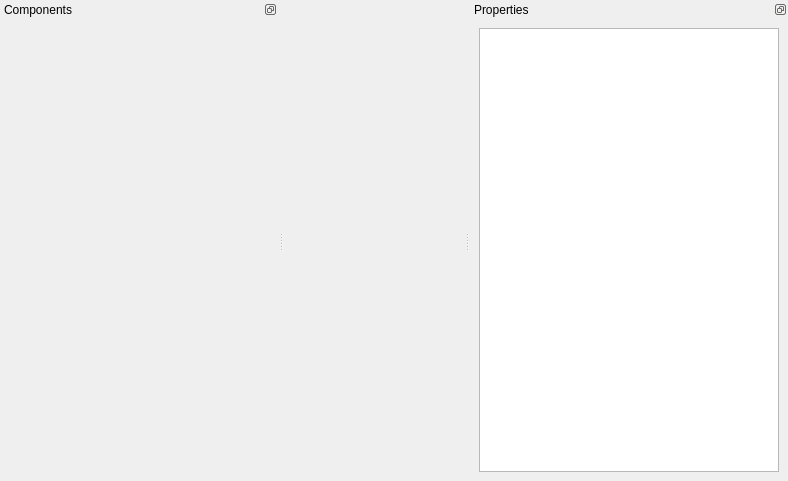
Qt form src/window/ui/editor.ui (aibolem/TeleScore) before a commit.
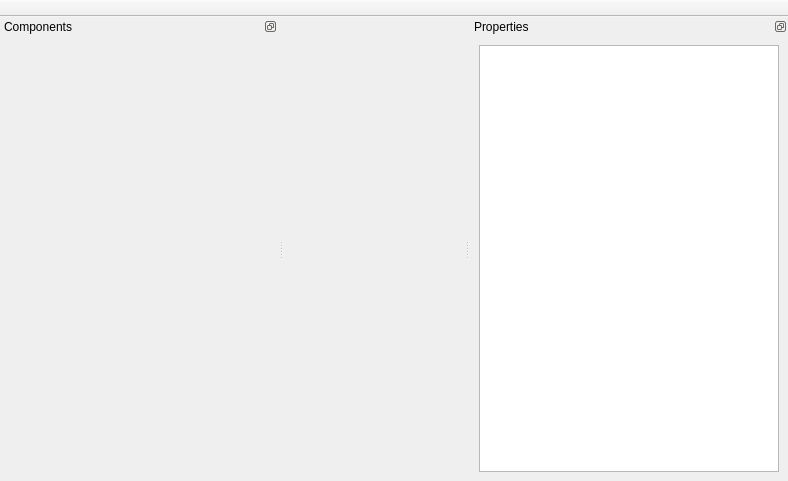
The same form after that commit.

Patch:
```diff
--- a/src/window/ui/editor.ui
+++ b/src/window/ui/editor.ui
@@ -38,7 +38,7 @@
    <property name="minimumSize">
     <size>
      <width>278</width>
-     <height>42</height>
+     <height>52</height>
     </size>
    </property>
    <property name="styleSheet">
@@ -61,7 +61,7 @@
    <property name="minimumSize">
     <size>
      <width>318</width>
-     <height>113</height>
+     <height>139</height>
     </size>
    </property>
    <property name="styleSheet">
@@ -97,6 +97,23 @@
     </layout>
    </widget>
   </widget>
+  <widget class="QToolBar" name="toolBar">
+   <property name="windowTitle">
+    <string>toolBar</string>
+   </property>
+   <property name="movable">
+    <bool>false</bool>
+   </property>
+   <property name="floatable">
+    <bool>false</bool>
+   </property>
+   <attribute name="toolBarArea">
+    <enum>TopToolBarArea</enum>
+   </attribute>
+   <attribute name="toolBarBreak">
+    <bool>false</bool>
+   </attribute>
+  </widget>
   <action name="actionNew">
    <property name="text">
     <string>New</string>
```
